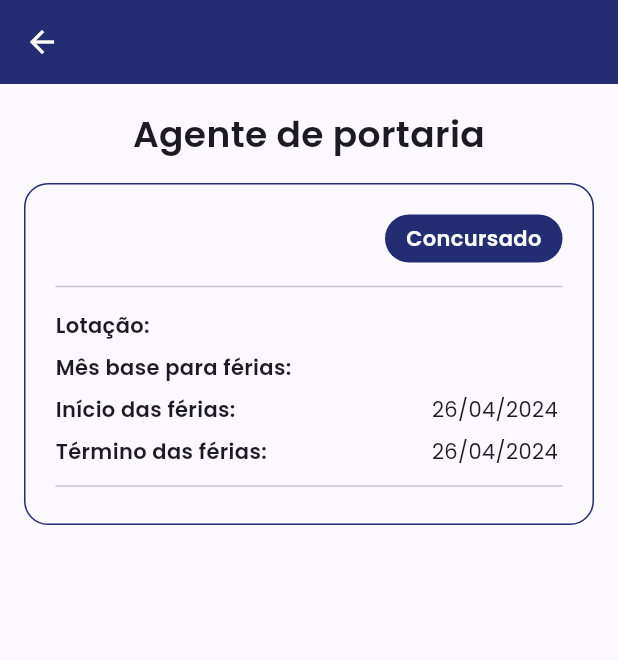
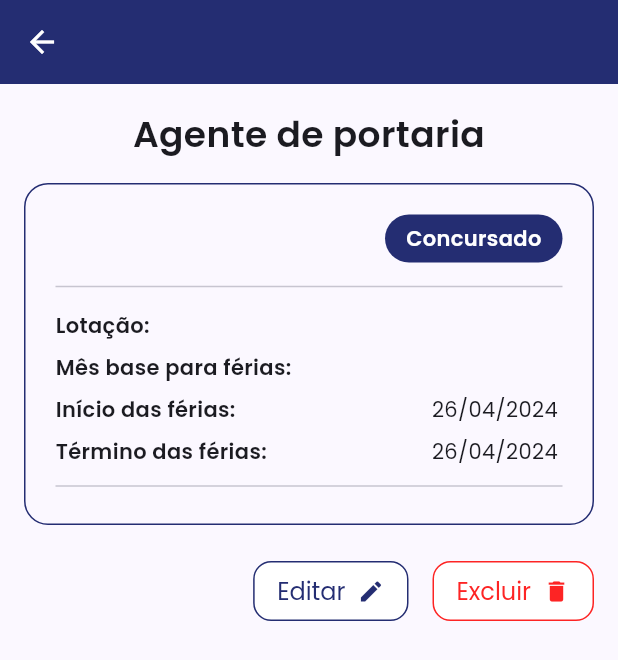
Before and after one commit to JosinaldoRocha/Control-concierge-agents, a Flutter app: the AgentDetailsPage screen opened directly with empty values, on a phone screen of 412 x 824 dp. Shown: the top 660 px of the screen. Run offline on Flutter 3.47's test engine with Material 3 defaults, Android fonts, the phone set to English and light mode, and no system bars; our stand-ins replace brasil_fields, cloud_firestore, dartz, dropdown_textfield, firebase_core, flutter_riverpod and 4 more; accounts and stored records are empty.

Commit message:
feat: I created the _buildButton function and added the Row and SpaceHorizontal widgets

```diff
--- a/lib/app/presentation/agent/views/pages/agent_details/agent_details_page.dart
+++ b/lib/app/presentation/agent/views/pages/agent_details/agent_details_page.dart
@@ -1,4 +1,6 @@
+import 'package:control_concierge_agents/app/core/style/app_colors.dart';
 import 'package:control_concierge_agents/app/presentation/agent/widgets/agent_details_widget.dart';
+import 'package:control_concierge_agents/app/widgets/spacing/space_horizontal_widget.dart';
 import 'package:control_concierge_agents/app/widgets/spacing/vertical_space_widget.dart';
 import 'package:flutter/material.dart';
 import '../../../../../data/models/agent_model.dart';
@@ -31,6 +33,44 @@ class AgentDetailsPage extends StatelessWidget {
           const SpaceVertical.x4(),
           AgentDetailsWidget(agent: agent),
           const SpaceVertical.x5(),
+          Row(
+            mainAxisAlignment: MainAxisAlignment.end,
+            children: [
+              _buildButton(true),
+              const SpaceHorizontal.x4(),
+              _buildButton(false),
+            ],
+          ),
+        ],
+      ),
+    );
+  }
+
+  ElevatedButton _buildButton(bool isEditButton) {
+    final getColor = isEditButton ? AppColor.primary : AppColor.primaryRed;
+
+    return ElevatedButton(
+      style: ElevatedButton.styleFrom(
+          elevation: 0,
+          padding: const EdgeInsets.symmetric(horizontal: 16),
+          backgroundColor: AppColor.white,
+          side: BorderSide(
+            color: getColor,
+          )),
+      onPressed: () {},
+      child: Row(
+        children: [
+          Text(
+            isEditButton ? 'Editar' : 'Excluir',
+            style: TextStyle(
+              color: getColor,
+            ),
+          ),
+          const SpaceHorizontal.x2(),
+          Icon(
+            isEditButton ? Icons.edit : Icons.delete,
+            color: getColor,
+          ),
         ],
       ),
     );
```
